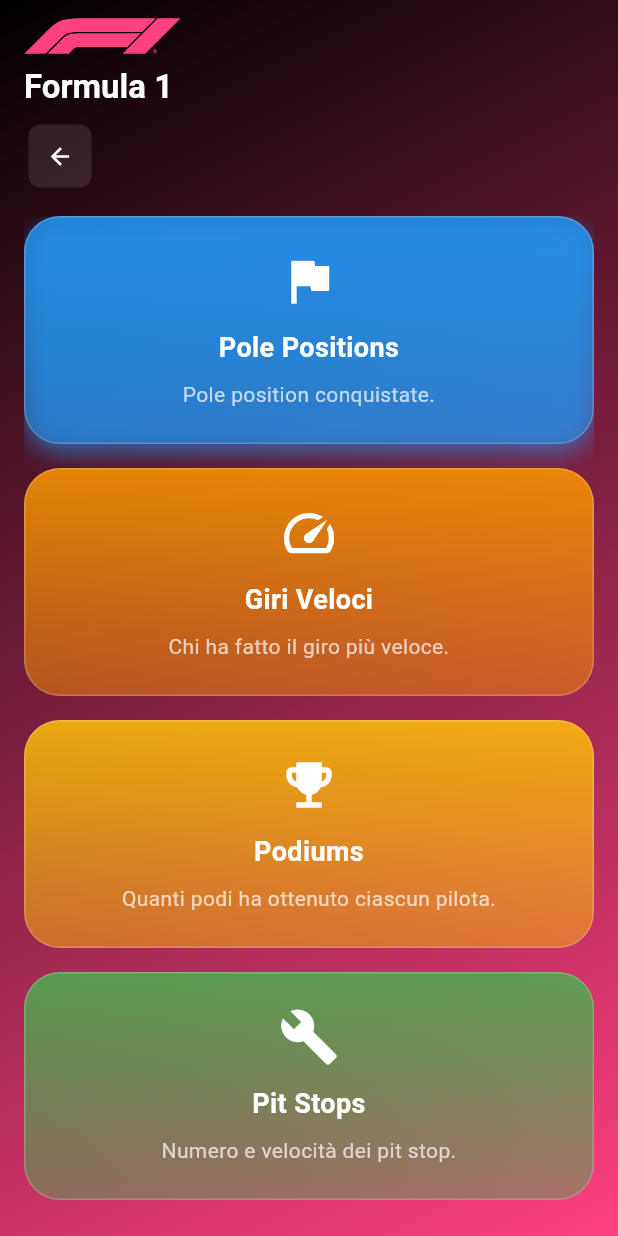
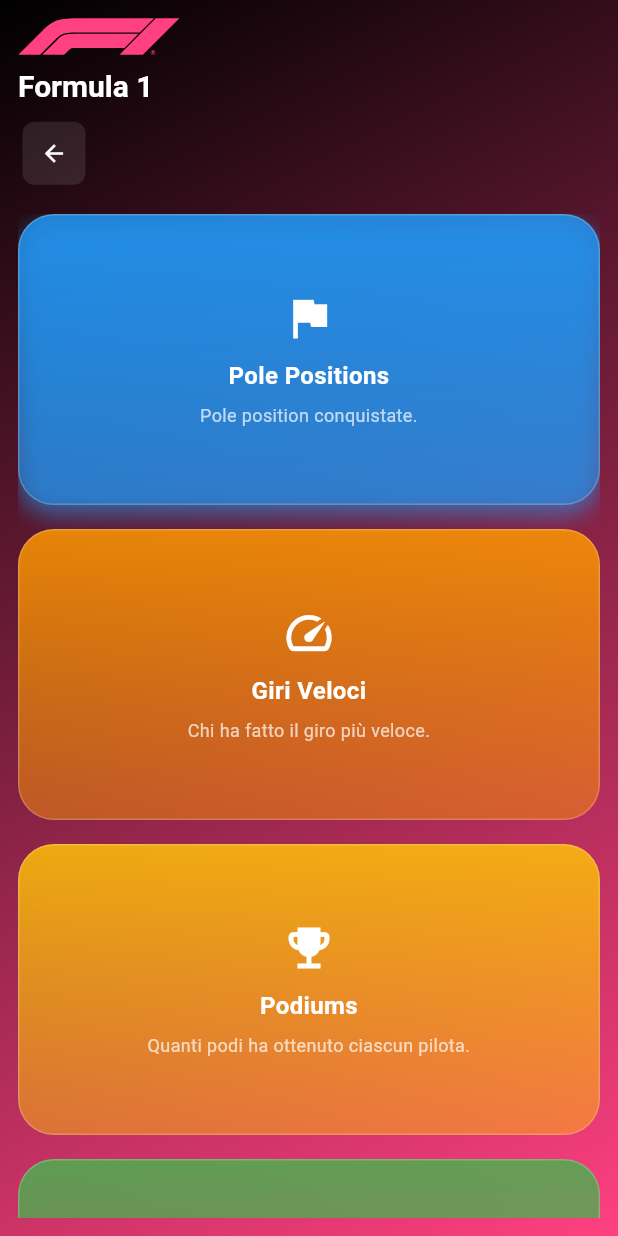
Before and after one commit to MatteoCrielesi/F1-ProjectGame, a Flutter app: the StatistichePage screen opened directly, on a phone screen of 412 x 824 dp. Run offline on Flutter 3.47's test engine with Material 3 defaults, Android fonts, the phone set to English and light mode, and no system bars; our stand-ins replace flutter_svg; missing offline and left inert: flame, postgres.

Commit message:
macchinire ricolorate, stats responsive, merge con Matteo

```diff
--- a/lib/stats_page.dart
+++ b/lib/stats_page.dart
@@ -42,10 +42,15 @@
 
   @override
   Widget build(BuildContext context) {
+    final screenWidth = MediaQuery.of(context).size.width;
+    final screenHeight = MediaQuery.of(context).size.height;
+
+    double horizontalPadding = screenWidth < 500 ? 12 : 16;
+    double verticalPadding = screenHeight < 700 ? 8 : 12;
+
     return Scaffold(
       body: Stack(
         children: [
-          // sfondo gradient
           Container(
             decoration: const BoxDecoration(
               gradient: LinearGradient(
@@ -57,28 +62,32 @@
           ),
           SafeArea(
             child: Padding(
-              padding: const EdgeInsets.symmetric(horizontal: 16, vertical: 12),
+              padding: EdgeInsets.symmetric(
+                horizontal: horizontalPadding,
+                vertical: verticalPadding,
+              ),
               child: Column(
                 crossAxisAlignment: CrossAxisAlignment.start,
                 children: [
-                  // header con logo e back
+                  // Header con logo e back
                   Column(
                     crossAxisAlignment: CrossAxisAlignment.start,
                     children: [
                       SvgPicture.asset(
                         'assets/f1_logo.svg',
-                        height: 24,
+                        height: screenHeight * 0.03,
                         color: Colors.pinkAccent,
                       ),
-                      const SizedBox(height: 8),
+                      SizedBox(height: screenHeight * 0.01),
                       Text(
                         "Formula 1",
                         style: Theme.of(context).textTheme.titleLarge?.copyWith(
                               fontWeight: FontWeight.w700,
                               color: Colors.white,
+                              fontSize: screenWidth < 500 ? 20 : 26,
                             ),
                       ),
-                      const SizedBox(height: 8),
+                      SizedBox(height: screenHeight * 0.01),
                       ElevatedButton(
                         style: ElevatedButton.styleFrom(
                           backgroundColor: Colors.white10,
@@ -98,17 +107,25 @@
                       ),
                     ],
                   ),
-                  const SizedBox(height: 16),
-                  // griglia responsive
+                  SizedBox(height: screenHeight * 0.02),
+                  // Griglia responsive
                   Expanded(
                     child: LayoutBuilder(
                       builder: (context, constraints) {
-                        int crossAxisCount = constraints.maxWidth < 500
+                        int crossAxisCount = screenWidth < 500
                             ? 1
-                            : constraints.maxWidth < 900
+                            : screenWidth < 900
                                 ? 2
                                 : 3;
-                        double aspectRatio = crossAxisCount == 1 ? 2.5 : 1.2;
+
+                        double aspectRatio;
+                        if (crossAxisCount == 1) {
+                          aspectRatio = screenWidth / (screenHeight * 0.25);
+                        } else if (crossAxisCount == 2) {
+                          aspectRatio = screenWidth / (screenHeight * 0.35);
+                        } else {
+                          aspectRatio = screenWidth / (screenHeight * 0.45);
+                        }
 
                         return GridView.builder(
                           itemCount: stats.length,
@@ -189,6 +206,15 @@
 
   @override
   Widget build(BuildContext context) {
+    final screenWidth = MediaQuery.of(context).size.width;
+    final screenHeight = MediaQuery.of(context).size.height;
+
+    // Dimensioni responsive
+    double iconSize = screenWidth < 500 ? 36 : 40;
+    double titleFontSize = screenWidth < 500 ? 16 : 18;
+    double descriptionFontSize = screenWidth < 500 ? 12 : 14;
+    double cardPadding = screenWidth < 500 ? 12 : 16;
+
     return GestureDetector(
       onTapDown: _onTapDown,
       onTapUp: _onTapUp,
@@ -217,26 +243,26 @@
             ],
             border: Border.all(color: Colors.white.withOpacity(0.2)),
           ),
-          padding: const EdgeInsets.all(16),
+          padding: EdgeInsets.all(cardPadding),
           child: Column(
             mainAxisAlignment: MainAxisAlignment.center,
             children: [
-              Icon(widget.s.icona, size: 40, color: Colors.white),
-              const SizedBox(height: 12),
+              Icon(widget.s.icona, size: iconSize, color: Colors.white),
+              SizedBox(height: cardPadding * 0.75),
               Text(
                 widget.s.titolo,
                 textAlign: TextAlign.center,
-                style: const TextStyle(
-                  fontSize: 18,
+                style: TextStyle(
+                  fontSize: titleFontSize,
                   fontWeight: FontWeight.bold,
                   color: Colors.white,
                 ),
               ),
-              const SizedBox(height: 8),
+              SizedBox(height: cardPadding * 0.5),
               Text(
                 widget.s.descrizione,
                 textAlign: TextAlign.center,
-                style: const TextStyle(fontSize: 14, color: Colors.white70),
+                style: TextStyle(fontSize: descriptionFontSize, color: Colors.white70),
               ),
             ],
           ),
```
Also changed, not shown: lib/game/screens/game_screen.dart (line endings or trailing spaces).
